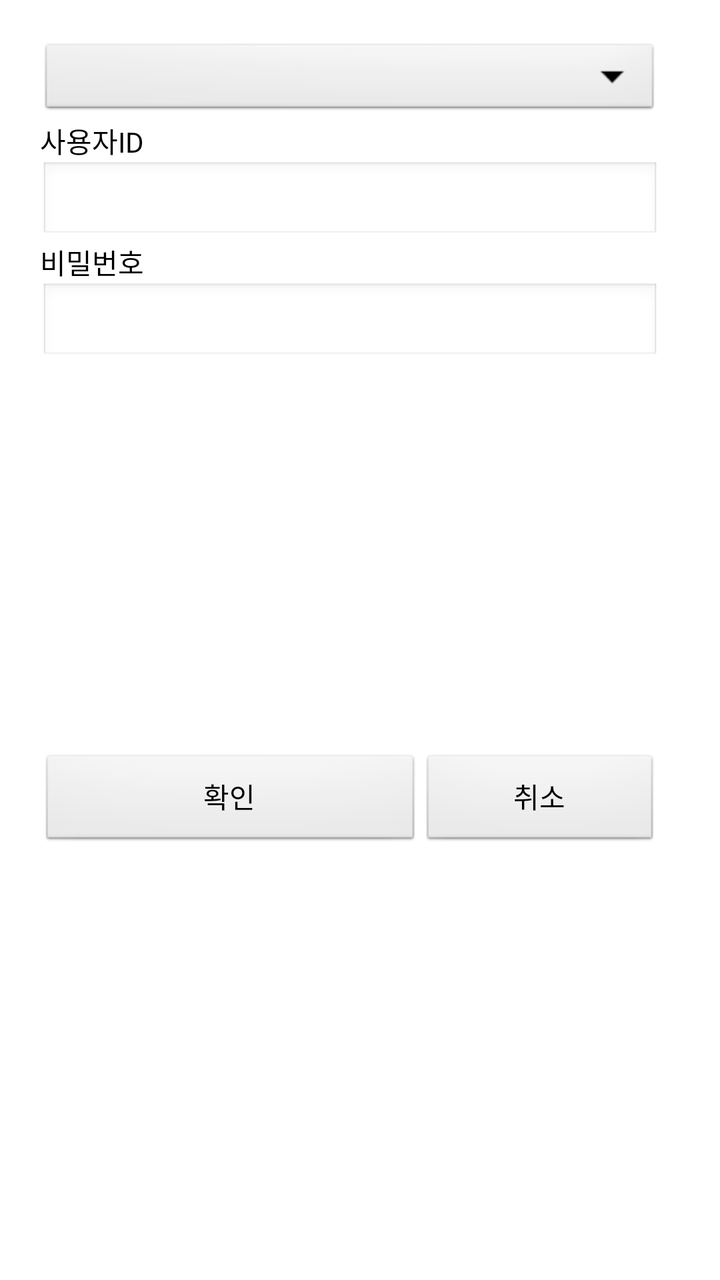
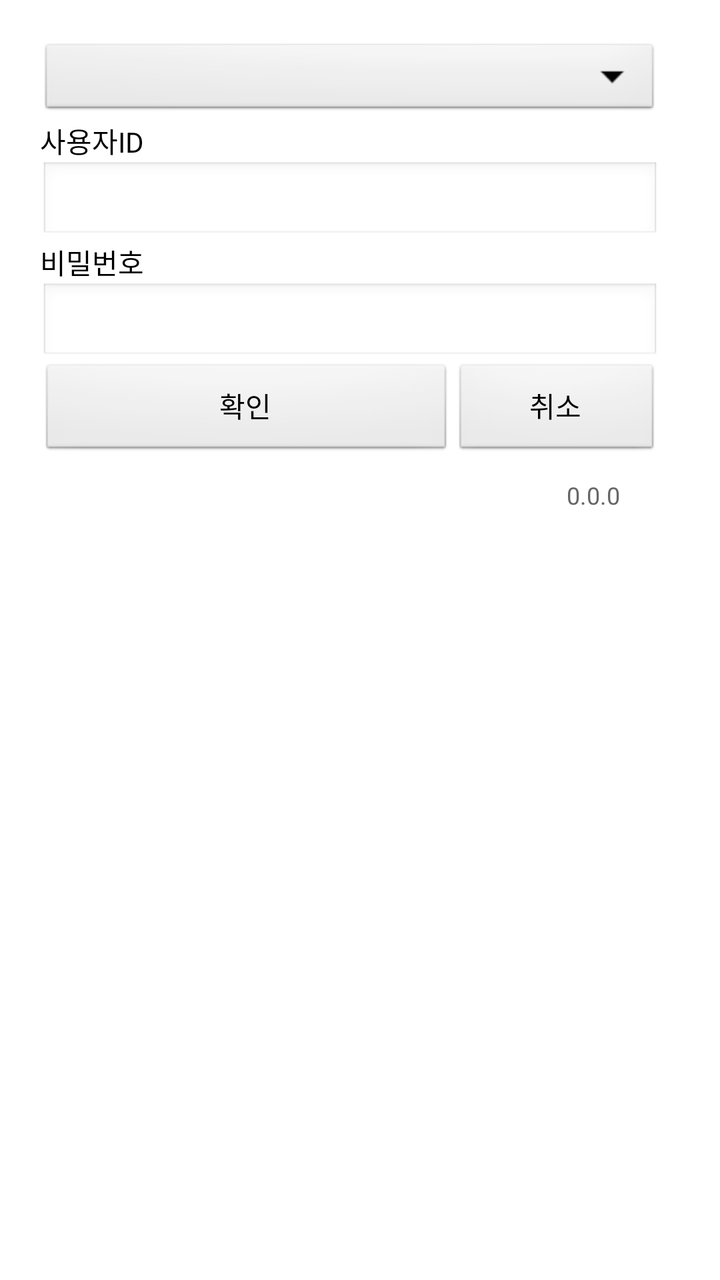

An Android layout rendered at two revisions. The XML below is the earlier revision; the diff shows what the commit changed to produce the second picture.
<!-- AndroidManifest.xml: application theme AppTheme -->
<!-- res/layout/login_dialog.xml -->
<?xml version="1.0" encoding="utf-8"?>
<LinearLayout 
	xmlns:android="http://schemas.android.com/apk/res/android"
	android:orientation="vertical"
	android:layout_width="fill_parent" 
	android:layout_height="fill_parent"
	android:minWidth="300dip"
	android:minHeight="300dip"
	android:background="@color/background"
    android:padding="20dip"
	>
	<Spinner
		android:id="@+id/hospitalListSpinner"
		android:layout_width="fill_parent"
		android:layout_height="40dip"
		android:layout_marginRight="10dip"
		android:drawSelectorOnTop="false" />
	<TextView 
		android:text="@string/login_userid" 
		android:textColor="@color/foreground"
		android:layout_width="wrap_content" 
		android:layout_height="wrap_content" />
	<EditText 
		android:id="@+id/loginUserId" 
		android:inputType="textVisiblePassword"
		android:layout_width="fill_parent"
		android:layout_height="40dip" 
		android:layout_marginRight="10dp" />
	<TextView 
		android:text="@string/login_password" 
        android:textColor="@color/foreground"
		android:layout_width="wrap_content" 
		android:layout_height="wrap_content" />
	<EditText 
		android:id="@+id/loginPassword" 
		android:inputType="textPassword"
		android:layout_width="fill_parent"
		android:layout_height="40dip" 
		android:layout_marginRight="10dip" />
	<LinearLayout 
		android:orientation="horizontal"
		android:layout_width="fill_parent" 
		android:layout_height="fill_parent" >
		<Button
			android:id="@+id/okButton"
			android:layout_width="wrap_content"
			android:layout_height="wrap_content"
			android:layout_gravity="center_vertical|center_horizontal"
			android:layout_weight="2"
			android:text="@string/ok"/>
		<Button
			android:id="@+id/cancelButton"
			android:layout_width="wrap_content"
			android:layout_height="wrap_content"
			android:layout_gravity="center_vertical|center_horizontal"
			android:layout_weight="1" 
			android:layout_marginRight="10dip"
			android:text="@string/cancel"/>
	</LinearLayout>
</LinearLayout>
<!-- resources referenced by this layout -->
<resources>
  <color name="background">#FFFFFFFF</color>
  <color name="foreground">#FF000000</color>
  <string name="cancel">취소</string>
  <string name="login_password">비밀번호</string>
  <string name="login_userid">사용자ID</string>
  <string name="ok">확인</string>
  <style name="AppTheme" parent="AppBaseTheme">
          
      </style>
  <style name="AppBaseTheme" parent="android:Theme.Light">
          
      </style>
</resources>

<!-- the commit's change to res/layout/login_dialog.xml (unified diff, before → after) -->
@@ -40,21 +40,33 @@
 	<LinearLayout 
 		android:orientation="horizontal"
 		android:layout_width="fill_parent" 
-		android:layout_height="fill_parent" >
+		android:layout_height="wrap_content" >
 		<Button
 			android:id="@+id/okButton"
-			android:layout_width="wrap_content"
+			android:layout_width="0dip"
 			android:layout_height="wrap_content"
 			android:layout_gravity="center_vertical|center_horizontal"
 			android:layout_weight="2"
 			android:text="@string/ok"/>
 		<Button
 			android:id="@+id/cancelButton"
-			android:layout_width="wrap_content"
+			android:layout_width="0dip"
 			android:layout_height="wrap_content"
 			android:layout_gravity="center_vertical|center_horizontal"
 			android:layout_weight="1" 
 			android:layout_marginRight="10dip"
 			android:text="@string/cancel"/>
 	</LinearLayout>
+	
+	<TextView
+		android:id="@+id/versionTextView"
+		android:text="0.0.0"
+		android:textSize="12sp"
+		android:textColor="#666666"
+		android:gravity="right"
+		android:layout_width="fill_parent"
+		android:layout_height="20dip"
+		android:paddingRight="20dip"
+		android:layout_marginTop="10dip"
+		android:layout_marginRight="10dip" />
 </LinearLayout>
